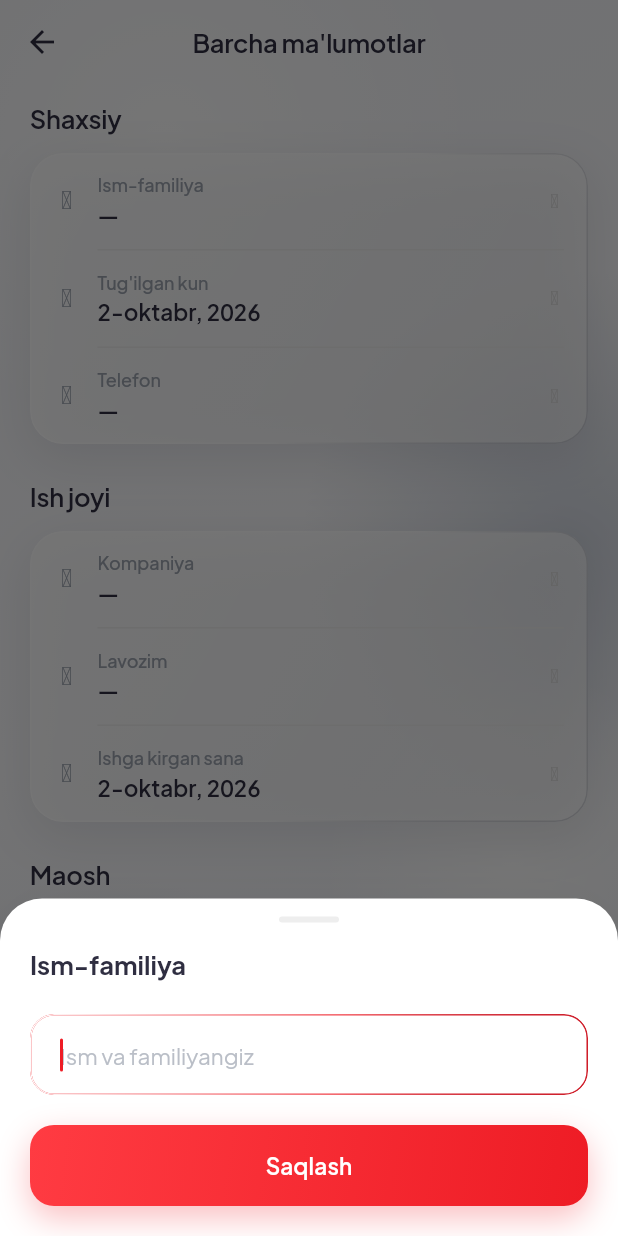
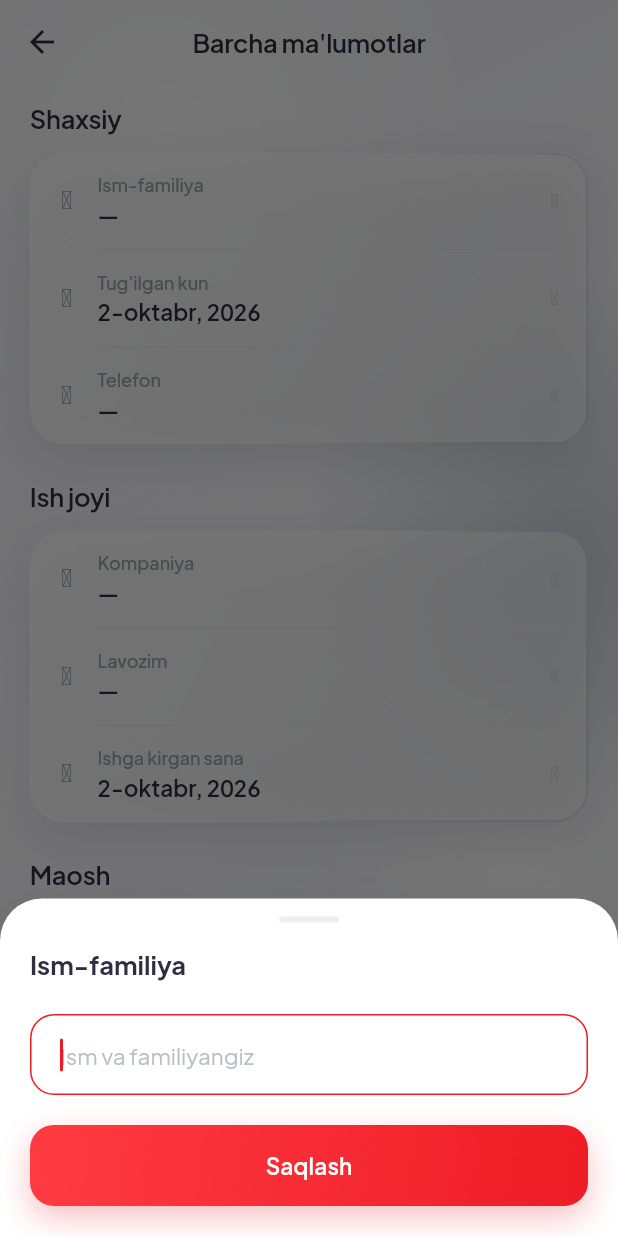
Before and after one commit to otabeksindarov494-lgtm/spendly, a Flutter app: the AllDataScreen screen opened directly, after a tap on "Ism-familiya", on a phone screen of 412 x 824 dp. Run offline on Flutter 3.47's test engine with Material 3 defaults, Android fonts, the phone set to English and light mode, and no system bars; our stand-ins replace cloud_firestore, firebase_auth, firebase_core, flutter_image_compress, flutter_local_notifications, flutter_riverpod and 8 more; accounts and stored records are empty.

```diff
--- a/lib/widgets/common/app_text_field.dart
+++ b/lib/widgets/common/app_text_field.dart
@@ -3,12 +3,12 @@ import 'package:flutter/material.dart';
 import 'package:flutter/services.dart';
 
 import '../../theme/app_theme.dart';
-import 'glass.dart';
 
 /// Yagona uslubdagi kiritish maydoni — Liquid Glass shisha qutida.
 ///
-/// Quti [GlassSurface] (yorug'lik gradienti + yaltiroq qirra); ingichka
-/// kulrang chegara saqlanadi, shunda oq bottom sheet'larda ham ko'rinadi.
+/// Quti — shisha yorug'lik gradienti (qirqilmaydi) + input'ning ingichka
+/// kulrang chegarasi, shunda u butun aylana bo'ylab to'liq va oq bottom
+/// sheet'larda ham ko'rinadi.
 /// Validatsiya xatosi shisha qutidan TASHQARIDA, pastida chiqadi.
 ///
 /// Ishlatilishi: Login/Register, Onboarding qadamlari, Qarz formalari,
@@ -83,9 +83,18 @@ class _AppTextFieldState extends State<AppTextField> {
           ),
           const SizedBox(height: 8),
         ],
-        GlassSurface(
-          borderRadius: radius,
-          showShadow: false,
+        // Shisha gradienti — QIRQMAYDIGAN fon sifatida. `ClipRRect` ichida
+        // bo'lsa input'ning chegarasi (qirra ustiga chiziladi) yarmi
+        // kesilib, uzuq ko'rinardi. Chegara faqat input'ning o'zidan.
+        DecoratedBox(
+          decoration: BoxDecoration(
+            borderRadius: radius,
+            gradient: LinearGradient(
+              begin: Alignment.topLeft,
+              end: Alignment.bottomRight,
+              colors: <Color>[theme.glassFill, theme.glassFillLow],
+            ),
+          ),
           child: TextFormField(
             controller: widget.controller,
             keyboardType: widget.keyboardType,
```
Also changed, not shown: lib/theme/app_theme.dart (+10 -2 lines).
